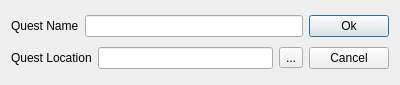
hkeeble/ProcLevelDesigner, file ui/newquestdialog.ui: the form before one commit.
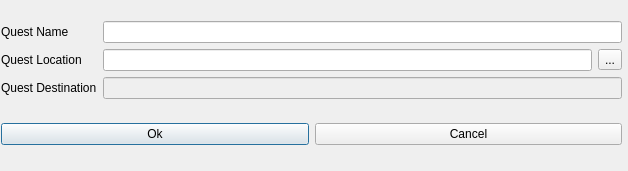
The form after the commit.

Commit message: Improved file tools/data management, open quest and started new quest creation

```diff
--- a/ui/newquestdialog.ui
+++ b/ui/newquestdialog.ui
@@ -6,31 +6,40 @@
    <rect>
     <x>0</x>
     <y>0</y>
-    <width>400</width>
-    <height>85</height>
+    <width>628</width>
+    <height>171</height>
    </rect>
   </property>
   <property name="minimumSize">
    <size>
-    <width>400</width>
-    <height>85</height>
+    <width>628</width>
+    <height>171</height>
    </size>
   </property>
   <property name="maximumSize">
    <size>
-    <width>400</width>
-    <height>85</height>
+    <width>628</width>
+    <height>171</height>
    </size>
   </property>
   <property name="windowTitle">
    <string>New Quest</string>
   </property>
+  <widget class="QWidget" name="">
+   <property name="geometry">
+    <rect>
+     <x>1</x>
+     <y>3</y>
+     <width>621</width>
+     <height>161</height>
+    </rect>
+   </property>
+   <layout class="QVBoxLayout" name="verticalLayout_3">
+    <item>
   <layout class="QHBoxLayout" name="horizontalLayout_3">
    <item>
     <layout class="QVBoxLayout" name="verticalLayout">
      <item>
-      <layout class="QHBoxLayout" name="horizontalLayout">
-       <item>
         <widget class="QLabel" name="label">
          <property name="text">
           <string>Quest Name</string>
@@ -38,13 +47,6 @@
         </widget>
        </item>
        <item>
-        <widget class="QLineEdit" name="qnameEdit"/>
-       </item>
-      </layout>
-     </item>
-     <item>
-      <layout class="QHBoxLayout" name="horizontalLayout_2">
-       <item>
         <widget class="QLabel" name="label_2">
          <property name="text">
           <string>Quest Location</string>
@@ -52,6 +54,22 @@
         </widget>
        </item>
        <item>
+         <widget class="QLabel" name="label_3">
+          <property name="text">
+           <string>Quest Destination</string>
+          </property>
+         </widget>
+        </item>
+       </layout>
+      </item>
+      <item>
+       <layout class="QVBoxLayout" name="verticalLayout_2">
+        <item>
+         <widget class="QLineEdit" name="qnameEdit"/>
+        </item>
+        <item>
+         <layout class="QHBoxLayout" name="horizontalLayout_2">
+          <item>
         <widget class="QLineEdit" name="qlocationEdit"/>
        </item>
        <item>
@@ -63,10 +81,19 @@
        </item>
       </layout>
      </item>
-    </layout>
-   </item>
+        <item>
+         <widget class="QLineEdit" name="qDestination">
+          <property name="enabled">
+           <bool>false</bool>
+          </property>
+         </widget>
+        </item>
+       </layout>
+      </item>
+     </layout>
+    </item>
    <item>
-    <layout class="QVBoxLayout" name="verticalLayout_2">
+     <layout class="QHBoxLayout" name="horizontalLayout">
      <item>
       <widget class="QPushButton" name="okButton">
        <property name="text">
@@ -84,6 +111,15 @@
     </layout>
    </item>
   </layout>
+  </widget>
+  <zorder>layoutWidget</zorder>
+  <zorder>layoutWidget</zorder>
+  <zorder>toolButton</zorder>
+  <zorder>qlocationEdit</zorder>
+  <zorder>label_2</zorder>
+  <zorder>label</zorder>
+  <zorder>qDestination</zorder>
+  <zorder>label_3</zorder>
  </widget>
  <resources/>
  <connections/>
```
Lines whose indentation alone changed are shown as unchanged. The commit also changes 15 other files.
